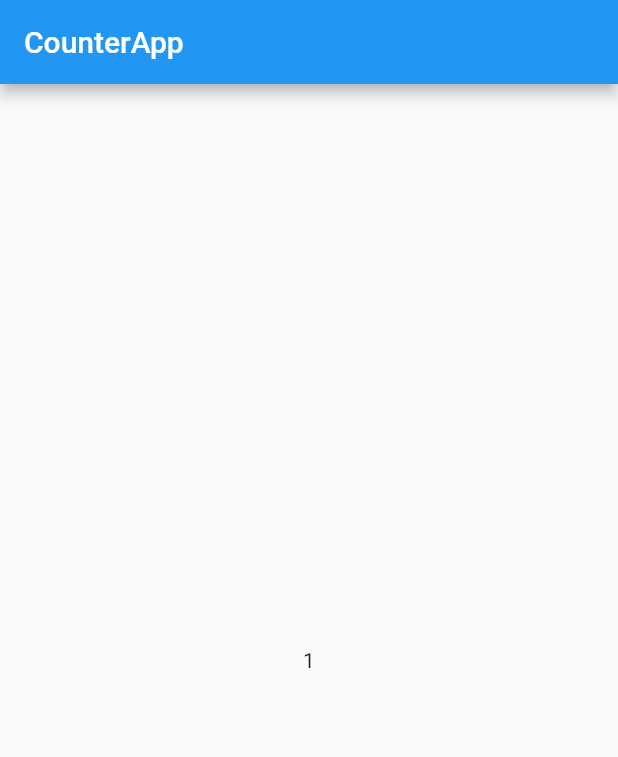
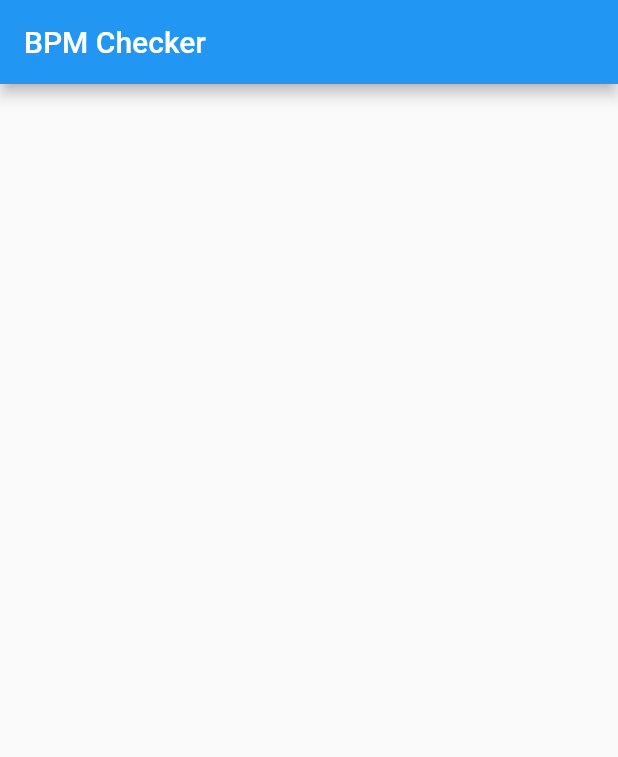
Before and after one commit to nozo-moto/bpm_checker_flutter, a Flutter app: the screen it shows after launch, after a tap on the "add" icon, on a phone screen of 412 x 824 dp. Shown: the top 757 px of the screen. Run offline on Flutter 3.47's test engine with Material 2 defaults, Android fonts, the phone set to English and light mode, and no system bars; our stand-ins replace flutter_hooks, hooks_riverpod, state_notifier.

Commit message:
impl bpm checker

```diff
--- a/lib/main.dart
+++ b/lib/main.dart
@@ -3,36 +3,41 @@ import 'package:hooks_riverpod/hooks_riverpod.dart';
 import 'package:flutter_hooks/flutter_hooks.dart';
 import 'package:state_notifier/state_notifier.dart';
 
-final counterProvider = StateNotifierProvider((ref) {
-  return Counter();
+final bpmProvider = StateNotifierProvider((ref) {
+  return BPMChecker();
 });
 
-class Counter extends StateNotifier<int> {
-  Counter() : super(0);
-  void increment() => state++;
-  void decrement() => state--;
+class BPMChecker extends StateNotifier<int> {
+  BPMChecker() : super(0);
+  static DateTime date = DateTime.now();
+  void update() {
+    var now = DateTime.now();
+    var tmp = date;
+    date = now;
+    state =
+        now.toUtc().millisecondsSinceEpoch - tmp.toUtc().millisecondsSinceEpoch;
+  }
 }
 
 void main() {
   runApp(
     const ProviderScope(
-      child: CounterApp(),
+      child: BpmCheckerApp(),
     ),
   );
 }
 
-class CounterApp extends HookWidget {
-  const CounterApp({Key? key}) : super(key: key);
+class BpmCheckerApp extends HookWidget {
+  const BpmCheckerApp({Key? key}) : super(key: key);
 
   @override
   Widget build(BuildContext context) {
-    final count = useProvider(counterProvider);
-
+    final diff = useProvider(bpmProvider);
     return MaterialApp(
       home: Scaffold(
-        appBar: AppBar(title: const Text('CounterApp')),
+        appBar: AppBar(title: const Text('BPM Checker')),
         body: Center(
-          child: Text(count.toString()),
+          child: Text(formatBPM(diff)),
         ),
         floatingActionButton: FloatingActionButton(
           onPressed: () => handlePress(context),
@@ -43,6 +48,13 @@ class CounterApp extends HookWidget {
   }
 
   void handlePress(BuildContext context) {
-    context.read(counterProvider.notifier).increment();
+    context.read(bpmProvider.notifier).update();
+  }
+
+  String formatBPM(int diff) {
+    if (diff == 0) {
+      return "";
+    }
+    return "BPM" + (60000 / diff).toInt().toString();
   }
 }
```
